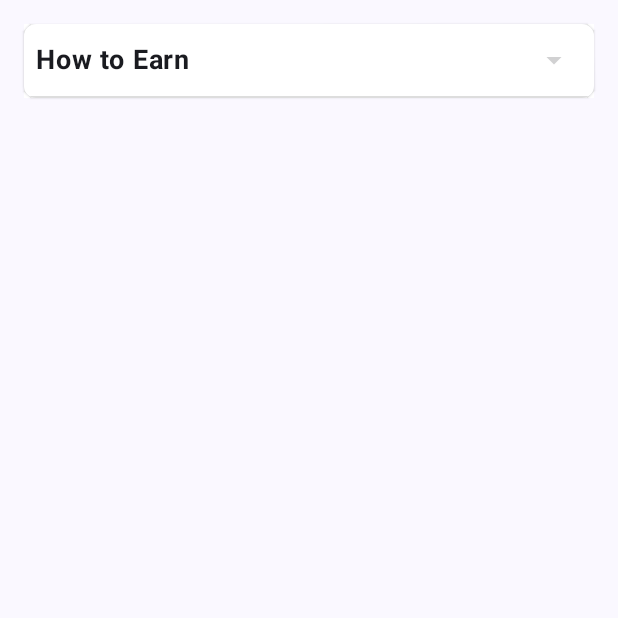
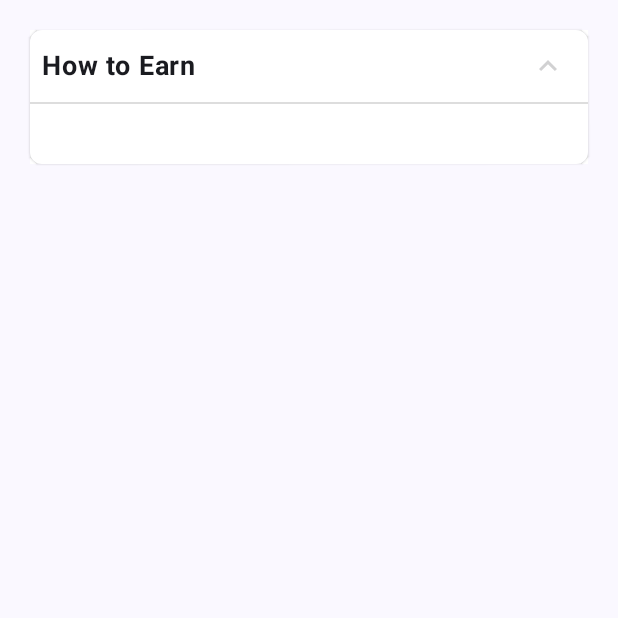
Before and after one commit to niva-cu/ApplicationAirPOC, an Android app built with Jetpack Compose: the composable ExpandableCard called with empty values, on a phone screen of 412 x 824 dp, the top half of it. Run offline under Robolectric (Android 15) with nearby library versions, the phone set to English and light mode, and no system bars; our stand-ins replace accompanist.

```diff
--- a/ApplicationAirPOC/app/src/main/java/com/nivs/applicationairpoc/ExplorePartnerScreen.kt
+++ b/ApplicationAirPOC/app/src/main/java/com/nivs/applicationairpoc/ExplorePartnerScreen.kt
@@ -10,6 +10,7 @@ import androidx.compose.foundation.shape.RoundedCornerShape
 import androidx.compose.foundation.verticalScroll
 import androidx.compose.material.icons.Icons
 import androidx.compose.material.icons.filled.ArrowDropDown
+import androidx.compose.material.icons.filled.KeyboardArrowUp
 import androidx.compose.material3.Button
 import androidx.compose.material3.ButtonDefaults
 import androidx.compose.material3.Card
@@ -175,7 +176,7 @@ fun PartnersLogo() {
             horizontalArrangement = Arrangement.Center,
             verticalAlignment = Alignment.Bottom,
             modifier = Modifier
-                .padding(20.dp, 0.dp, 20.dp, 0.dp)
+                .padding(8.dp, 0.dp, 8.dp, 0.dp)
                 .fillMaxWidth()
                 .align(Alignment.BottomCenter),
 
@@ -244,7 +245,7 @@ fun ExpandableCard(globalText: String, spanStyles: List<AnnotatedString.Range<Sp
         ),
         modifier = Modifier
             .fillMaxWidth()
-            .padding(16.dp)
+            .padding(20.dp)
             .background(Color.White),
         //.clickable {
         onClick = { expanded = !expanded }
@@ -275,7 +276,7 @@ fun ExpandableCard(globalText: String, spanStyles: List<AnnotatedString.Range<Sp
                     onClick = {
                     }) {
                     Icon(
-                        imageVector = Icons.Default.ArrowDropDown,
+                        imageVector = Icons.Default.KeyboardArrowUp,
                         contentDescription = "Drop-Down Arrow"
                     )
                 }
@@ -287,12 +288,12 @@ fun ExpandableCard(globalText: String, spanStyles: List<AnnotatedString.Range<Sp
                     .fillMaxWidth()
                     .height(1.dp)
             )
-            if (expanded) {
+            //if (expanded) {
                 Text(
                     text = AnnotatedString(text = globalText, spanStyles = spanStyles),
                     modifier = Modifier.padding(8.dp)
                 )
-            }
+         //   }
         }
     }
 }
```
Also changed, not shown: ApplicationAirPOC/app/src/main/java/com/nivs/applicationairpoc/PartnersScreen.kt (+15 -10 lines).
